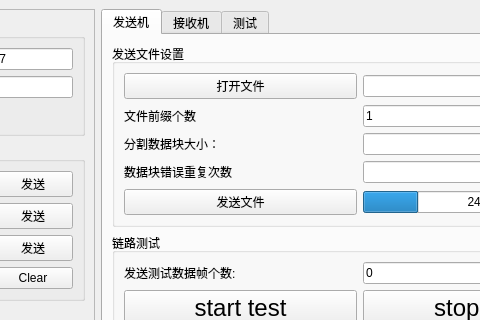
Old version of the form mainwindow.ui in the repository kdurant/laserCom; both pictures show x 174 to 654 and y 0 to 320 of the 802 by 529 pixel window.
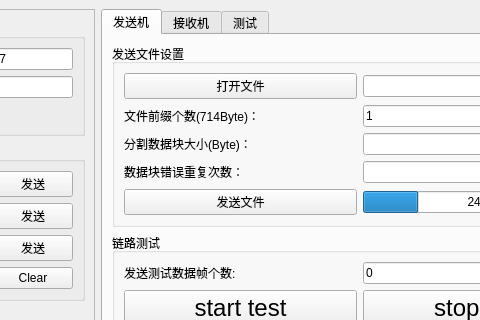
New version of the form. The open tabs and pages were chosen to show the change.

Commit message: opt: 部分参数放到界面上

```diff
--- a/mainwindow.ui
+++ b/mainwindow.ui
@@ -229,7 +229,7 @@
            <item row="2" column="0">
             <widget class="QLabel" name="label_8">
              <property name="text">
-              <string>分割数据块大小：</string>
+              <string>分割数据块大小(Byte)：</string>
              </property>
             </widget>
            </item>
@@ -292,14 +292,14 @@
            <item row="1" column="0">
             <widget class="QLabel" name="label_4">
              <property name="text">
-              <string>文件前缀个数</string>
+              <string>文件前缀个数(714Byte)：</string>
              </property>
             </widget>
            </item>
            <item row="3" column="0">
             <widget class="QLabel" name="label_9">
              <property name="text">
-              <string>数据块错误重复次数</string>
+              <string>数据块错误重复次数：</string>
              </property>
             </widget>
            </item>
```
Left out of the diff: 8 changed lines with no effect on the pictures. The commit also changes 1 other file.
